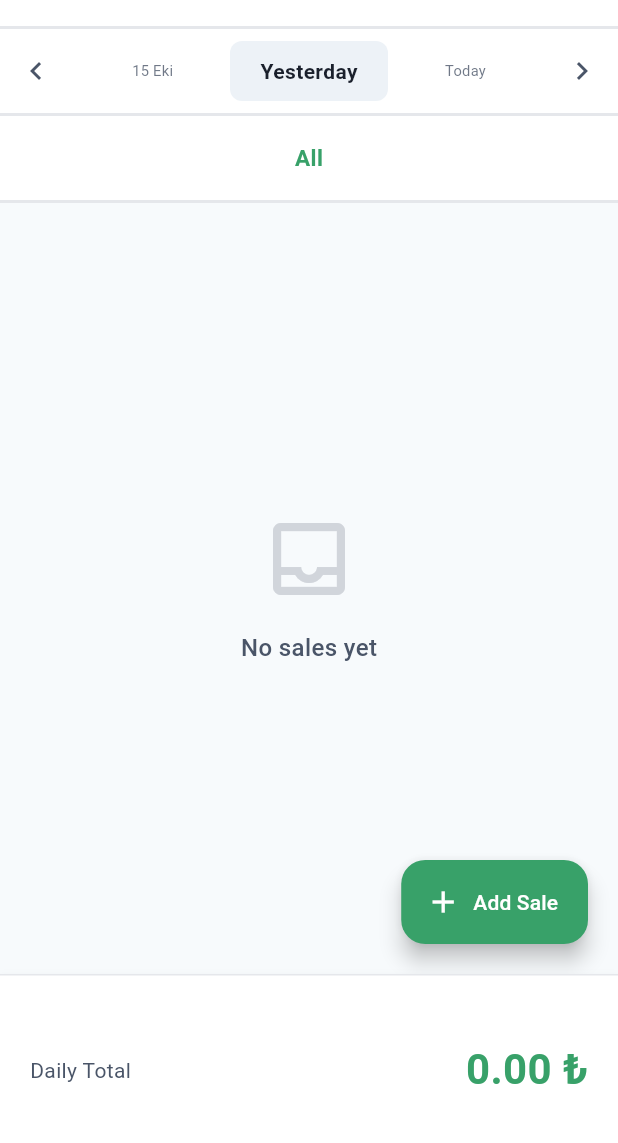
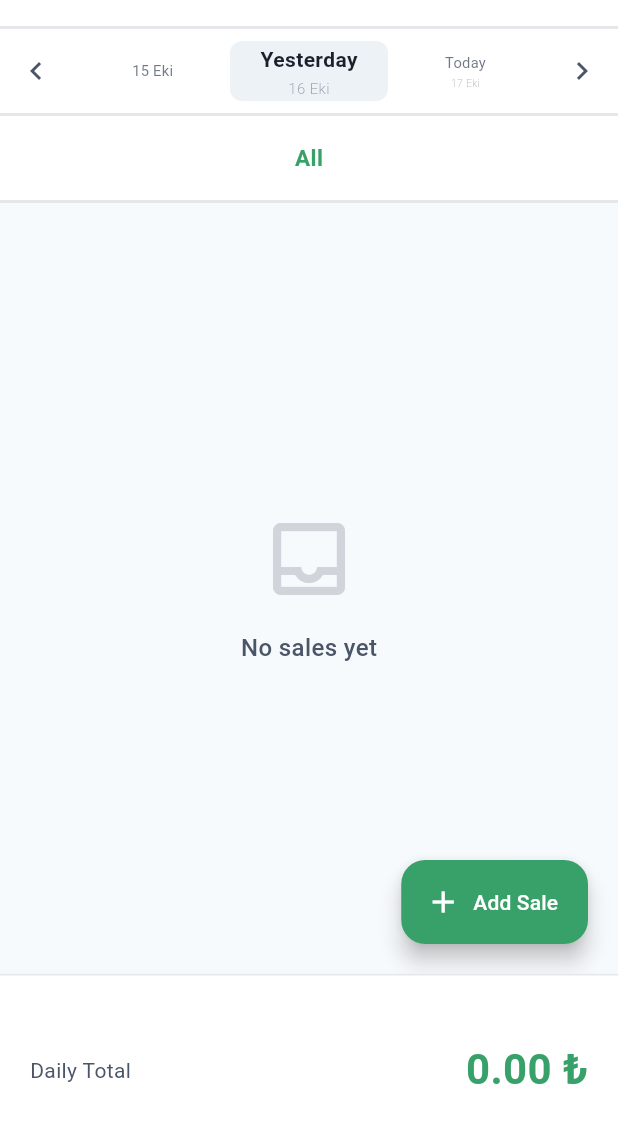
Before and after one commit to Graumenth/Accounter, a Flutter app: the screen it shows after launch, after a tap on "Yesterday", on a phone screen of 412 x 824 dp, the part 70-1213 px from its top. Run offline on Flutter 3.47's test engine with Material 3 defaults, Android fonts, the phone set to English and light mode, and no system bars; our stand-ins replace cross_file, flutter_colorpicker, image_picker, pdf, permission_handler, share_plus and 2 more; accounts and stored records are empty; generated files the repository leaves out were written again.

Commit message:
v1.2.4
-Küçük bugfixler

```diff
--- a/accounter/lib/screens/home/widgets/date_selector.dart
+++ b/accounter/lib/screens/home/widgets/date_selector.dart
@@ -90,6 +90,12 @@ class _DateSelectorState extends State<DateSelector> {
     return DateFormat('dd MMM', 'tr_TR').format(date);
   }
 
+  bool isSpecialDay(DateTime date) {
+    return isSameDay(date, todayMidnight) ||
+        isSameDay(date, todayMidnight.subtract(const Duration(days: 1))) ||
+        isSameDay(date, todayMidnight.add(const Duration(days: 1)));
+  }
+
   @override
   Widget build(BuildContext context) {
     final isDark = Theme.of(context).brightness == Brightness.dark;
@@ -159,6 +165,7 @@ class _DateSelectorState extends State<DateSelector> {
                         itemBuilder: (context, index) {
                           final dayOffset = index - 500;
                           final date = todayMidnight.add(Duration(days: dayOffset));
+                          final isSpecial = isSpecialDay(date);
 
                           return AnimatedBuilder(
                             animation: _pageController,
@@ -188,7 +195,33 @@ class _DateSelectorState extends State<DateSelector> {
                                         child: Container(
                                           margin: const EdgeInsets.symmetric(vertical: 8, horizontal: 4),
                                           alignment: Alignment.center,
-                                          child: Text(
+                                          child: isSpecial
+                                              ? Column(
+                                            mainAxisSize: MainAxisSize.min,
+                                            children: [
+                                              Text(
+                                                getDateLabel(date),
+                                                style: TextStyle(
+                                                  fontSize: 14,
+                                                  fontWeight: isCenter ? FontWeight.w600 : FontWeight.w400,
+                                                  color: isCenter
+                                                      ? (isDark ? AppColors.darkTextPrimary : AppColors.textPrimary)
+                                                      : (isDark ? AppColors.darkTextSecondary : AppColors.textSecondary),
+                                                ),
+                                              ),
+                                              const SizedBox(height: 2),
+                                              Text(
+                                                DateFormat('dd MMM', 'tr_TR').format(date),
+                                                style: TextStyle(
+                                                  fontSize: 10,
+                                                  fontWeight: FontWeight.w300,
+                                                  color: (isDark ? AppColors.darkTextSecondary : AppColors.textSecondary)
+                                                      .withValues(alpha: 0.5),
+                                                ),
+                                              ),
+                                            ],
+                                          )
+                                              : Text(
                                             getDateLabel(date),
                                             style: TextStyle(
                                               fontSize: 14,
--- a/accounter/lib/services/pdf_service.dart
+++ b/accounter/lib/services/pdf_service.dart
@@ -52,8 +52,7 @@ class PdfService {
     final logoPath = await ProfileManager.getCompanyLogo();
     final now = DateTime.now();
     final shareDate = DateFormat('dd_MM_yyyy').format(now);
-    final priceTag = includePrices ? '' : '_${translations['withoutPrices']}';
-    final fileName = '${myCompanyName}_${companyName}_${shareDate}$priceTag.pdf'
+    final fileName = '${myCompanyName}_${companyName}_${shareDate}.pdf'
         .replaceAll(' ', '_')
         .replaceAll('ı', 'i')
         .replaceAll('İ', 'I')
@@ -244,7 +243,7 @@ class PdfService {
                 color: isEven ? PdfColors.white : PdfColors.grey50,
               ),
               children: [
-                _buildPdfCell(ttf, DateFormat('dd.MM').format(DateTime.parse(date))),
+                _buildPdfCell(ttf, DateFormat('dd.MM.yyyy').format(DateTime.parse(date))),
                 ...items.map((item) {
                   final quantity = salesMap[date]?[item['id'] as int] ?? 0;
                   return _buildPdfCell(
```
